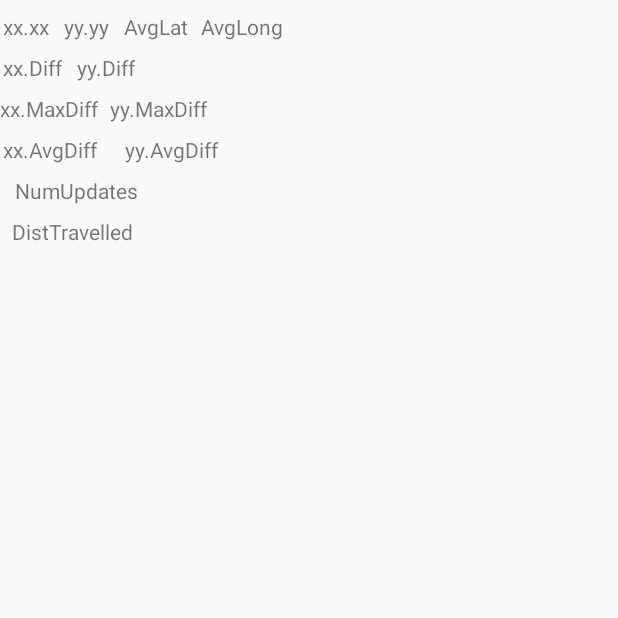
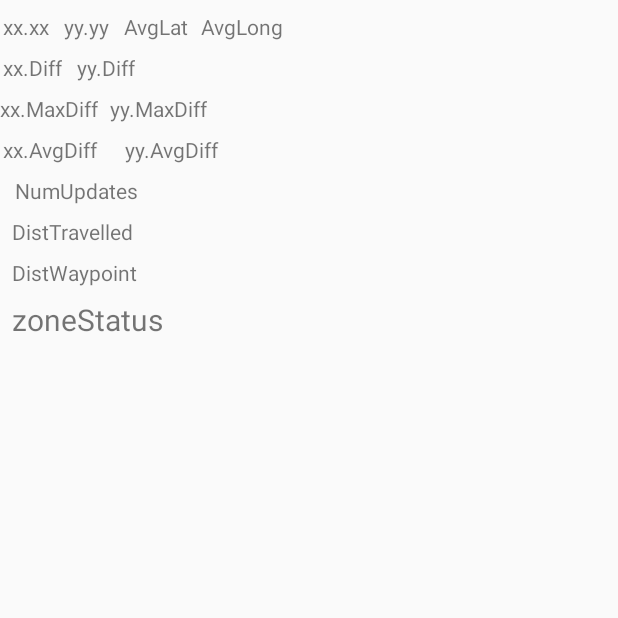
Before and after one commit to atkinsk/Sprint, an Android app: the screen it shows after launch (MainActivity), on a phone screen of 412 x 824 dp, the top half of it. Run offline under Robolectric (Android 15) with nearby library versions, the phone set to English and light mode, and no system bars.

Commit message:
Calculating Distance from Latitude and Longitude

```diff
--- a/app/src/main/java/com/sn1006/atkins/sprint/MainActivity.java
+++ b/app/src/main/java/com/sn1006/atkins/sprint/MainActivity.java
@@ -30,10 +30,6 @@ import com.google.android.gms.location.LocationServices;
 import com.google.android.gms.location.LocationSettingsRequest;
 import com.google.android.gms.location.LocationSettingsResult;
 import com.google.android.gms.location.LocationSettingsStatusCodes;
-
-import org.w3c.dom.Text;
-
-import java.util.Locale;
 
 import static java.lang.Math.abs;
 
@@ -90,6 +86,9 @@ public class MainActivity extends FragmentActivity implements
     protected double mLongitudeAvgDiff = 0;
     protected double mLatitudeMaxDiff = 0;
     protected double mLongitudeMaxDiff = 0;
+    //set size of zone for testing waypoint arrival/departure
+    protected double zoneSize = 5.0;
+    protected boolean isInZone = false;
 
     protected TextView mLatitudeDiffText;
     protected TextView mLongitudeDiffText;
@@ -100,10 +99,14 @@ public class MainActivity extends FragmentActivity implements
     protected TextView mLatAvgText;
     protected TextView mLongAvgText;
     protected TextView mGpsCounterText;
+    protected TextView mZoneStatusText;
 
     protected DistanceCalc distanceCalc = new DistanceCalc();
     protected double mDistanceTravelled;
+    protected double mDistanceFromWaypoint;
     protected TextView mDistanceTravelledText;
+    Location mWaypoint = new Location("waypoint");
+    protected TextView mDistanceFromWaypointText;
 
     //Fires when the system first creates the Main Activity
     @Override
@@ -123,20 +126,22 @@ public class MainActivity extends FragmentActivity implements
         mLongAvgText = (TextView) findViewById(R.id.AvgLong);
         mGpsCounterText = (TextView) findViewById(R.id.gpsCounter);
         mDistanceTravelledText = (TextView) findViewById(R.id.distTravelled);
+        mDistanceFromWaypointText = (TextView) findViewById(R.id.distWaypoint);
+        mZoneStatusText = (TextView) findViewById(R.id.zoneStatus);
 
         mRequestingLocationUpdates = false;
 
         updateValuesFromBundle(savedInstanceState);
 
         //pre-defined waypoint x and y coords for testing
-        double kevX = 45.293790;
-        double kevY = -75.856926;
-        double jonX = 37.4220;
-        double jonY = -122.0840;
+        double kevX = 45.293531;
+        double kevY = -75.856726;
+        //double jonX = 37.4220;
+        //double jonY = -122.0840;
 
-        //create waypoint object for start/stop point
-        Waypoint kevHouse = new Waypoint(kevX, kevY, "Kevin's House Testing");
-//        Waypoint jonHouse = new Waypoint(jonX,jonY, "Jonathan's House Testing");
+        //create Location object for start/stop point
+        mWaypoint.setLatitude(kevX);
+        mWaypoint.setLongitude(kevY);
 
         buildGoogleApiClient();
         createLocationRequest();
@@ -253,21 +258,23 @@ public class MainActivity extends FragmentActivity implements
     //Sets the UI values for the latitude and longitude
     protected void updateLocationUI() {
         if (mCurrentLocation != null) {
-            mLatitudeText.setText(String.format(Locale.getDefault(), mLatitudeLabel,
+            mLatitudeText.setText(String.format("%s: %f", mLatitudeLabel,
                     mCurrentLocation.getLatitude()));
-            mLongitudeText.setText(String.format(Locale.getDefault(), mLongitudeLabel,
+            mLongitudeText.setText(String.format("%s: %f", mLongitudeLabel,
                     mCurrentLocation.getLongitude()));
 
-            mLatitudeDiffText.setText(String.format(Locale.getDefault(), mLatitudeLabel, mLatitudeDiff));
-            mLongitudeDiffText.setText(String.format(Locale.getDefault(), mLongitudeLabel, mLongitudeDiff));
-            mLatMaxDiffText.setText(String.format(Locale.getDefault(), mLatitudeLabel, mLatitudeMaxDiff));
-            mLongMaxDiffText.setText(String.format(Locale.getDefault(), mLatitudeLabel, mLongitudeMaxDiff));
-            mLatAvgDiffText.setText(String.format(Locale.getDefault(), mLatitudeLabel, mLatitudeAvgDiff));
-            mLongAvgDiffText.setText(String.format(Locale.getDefault(), mLatitudeLabel, mLongitudeAvgDiff));
-            mLatAvgText.setText((String.format(Locale.getDefault(), mLatitudeLabel, mLatitudeAverage)));
-            mLongAvgText.setText(String.format(Locale.getDefault(), mLatitudeLabel, mLongitudeAverage));
-            mGpsCounterText.setText(String.format(Locale.getDefault(), mLatitudeLabel, mAvgGpsCounter));
-            mDistanceTravelledText.setText(String.format(Locale.getDefault(), mLatitudeLabel, mDistanceTravelled));
+            mLatitudeDiffText.setText(String.format("%s: %f", mLatitudeLabel, mLatitudeDiff));
+            mLongitudeDiffText.setText(String.format("%s: %f", mLongitudeLabel, mLongitudeDiff));
+            mLatMaxDiffText.setText(String.format("%s: %f", mLatitudeLabel, mLatitudeMaxDiff));
+            mLongMaxDiffText.setText(String.format("%s: %f", mLatitudeLabel, mLongitudeMaxDiff));
+            mLatAvgDiffText.setText(String.format("%s: %f", mLatitudeLabel, mLatitudeAvgDiff));
+            mLongAvgDiffText.setText(String.format("%s: %f", mLatitudeLabel, mLongitudeAvgDiff));
+            mLatAvgText.setText((String.format("%s: %f", mLatitudeLabel, mLatitudeAverage)));
+            mLongAvgText.setText(String.format("%s: %f", mLatitudeLabel, mLongitudeAverage));
+            mGpsCounterText.setText(String.format("%s: %f", mLatitudeLabel, mAvgGpsCounter));
+            mDistanceTravelledText.setText(String.format("%s: %f", mLatitudeLabel, mDistanceTravelled));
+            mDistanceFromWaypointText.setText(String.format("%s: %f", mLatitudeLabel, mDistanceFromWaypoint));
+            mZoneStatusText.setText("IN THE ZONE? " + isInZone);
         }
     }
 
@@ -364,14 +371,14 @@ public class MainActivity extends FragmentActivity implements
             //Calculation of Average latitude and longitude
             mLatitudeSum += mCurrentLatitude;
             mLongitudeSum += mCurrentLongitude;
-            mLatitudeAverage = mLatitudeSum / (mAvgGpsCounter-10);
-            mLongitudeAverage = mLongitudeSum / (mAvgGpsCounter-10);
+            mLatitudeAverage = mLatitudeSum / (mAvgGpsCounter - 10);
+            mLongitudeAverage = mLongitudeSum / (mAvgGpsCounter - 10);
 
             //Calculation of Average latitude and longitude differences from initial value
             mLatitudeSumDiff += mLatitudeDiff;
             mLongitudeSumDiff += mLongitudeDiff;
-            mLatitudeAvgDiff = mLatitudeSumDiff / (mAvgGpsCounter-10);
-            mLongitudeAvgDiff = mLongitudeSumDiff / (mAvgGpsCounter-10);
+            mLatitudeAvgDiff = mLatitudeSumDiff / (mAvgGpsCounter - 10);
+            mLongitudeAvgDiff = mLongitudeSumDiff / (mAvgGpsCounter - 10);
 
             //Determine max deviation from baseline latitude
             if (abs(mLatitudeMaxDiff) < abs(mLatitudeDiff)) {
@@ -424,14 +431,14 @@ public class MainActivity extends FragmentActivity implements
     public void onLocationChanged(Location location) {
         //When at least one instance of the GPS coordinates exist, set the previous location
         //This will allow for distance calculations between the last and current gps coordinates
-        if(mAvgGpsCounter > 1){
-            mPreviousLocation = mCurrentLocation;
-        }
+        mPreviousLocation = mCurrentLocation;
         mCurrentLocation = location;
-        //We should place this method call in a more appropriate place... Ideas?
-        if(mAvgGpsCounter > 2){
-            mDistanceTravelled = distanceCalc.coordinatesToDistance(mCurrentLocation,mPreviousLocation);
-        }
+        mDistanceTravelled = mCurrentLocation.distanceTo(mPreviousLocation);
+        mDistanceFromWaypoint = mCurrentLocation.distanceTo(mWaypoint);
+
+        if(mDistanceFromWaypoint < zoneSize) { isInZone = true; }
+        else { isInZone = false; }
+
         locationCoordinateDifference();
         updateLocationUI();
     }
--- a/app/src/main/res/layout/activity_main.xml
+++ b/app/src/main/res/layout/activity_main.xml
@@ -128,4 +128,25 @@
         android:layout_marginTop="8dp"
         app:layout_constraintTop_toBottomOf="@+id/gpsCounter" />
 
+    <TextView
+        android:id="@+id/distWaypoint"
+        android:layout_width="wrap_content"
+        android:layout_height="wrap_content"
+        android:text="DistWaypoint"
+        android:layout_marginTop="8dp"
+        app:layout_constraintTop_toBottomOf="@+id/distTravelled"
+        android:layout_marginLeft="8dp"
+        app:layout_constraintLeft_toLeftOf="parent" />
+
+    <TextView
+        android:id="@+id/zoneStatus"
+        android:layout_width="wrap_content"
+        android:layout_height="wrap_content"
+        android:text="zoneStatus"
+        android:layout_marginTop="8dp"
+        app:layout_constraintTop_toBottomOf="@+id/distWaypoint"
+        android:layout_marginLeft="8dp"
+        app:layout_constraintLeft_toLeftOf="parent"
+        android:textSize="20dp" />
+
 </android.support.constraint.ConstraintLayout>
```
